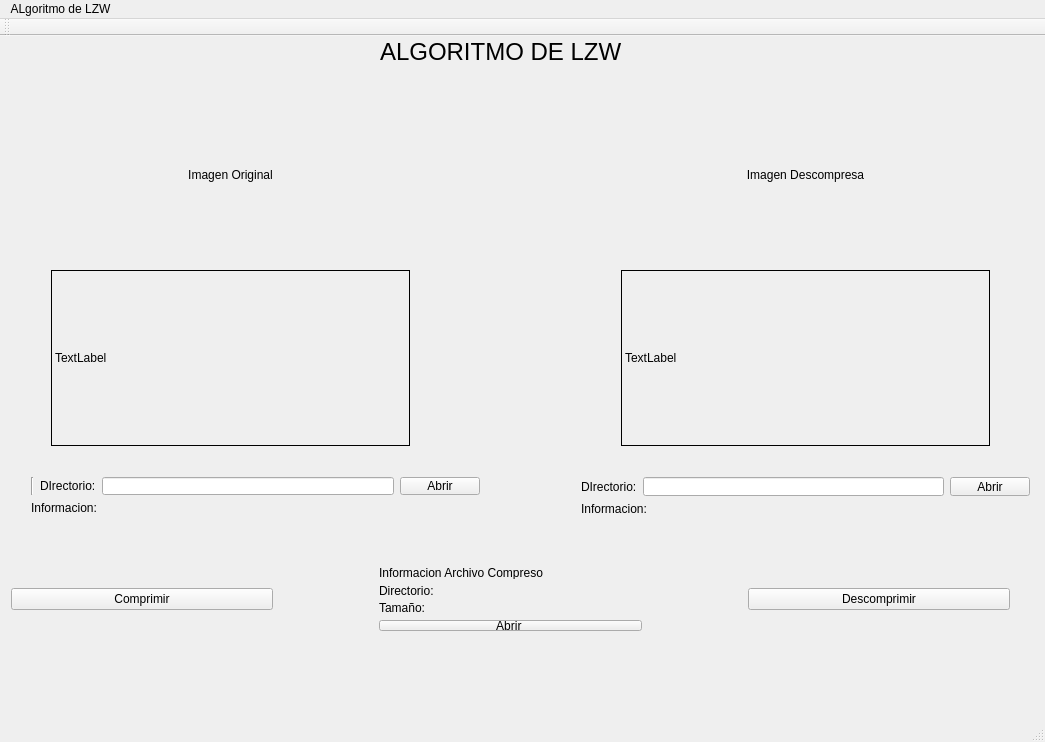
First picture: the form in LZWi/mainwindow.ui, repository andruxa-smirnov/LZW-qt, before the edit.
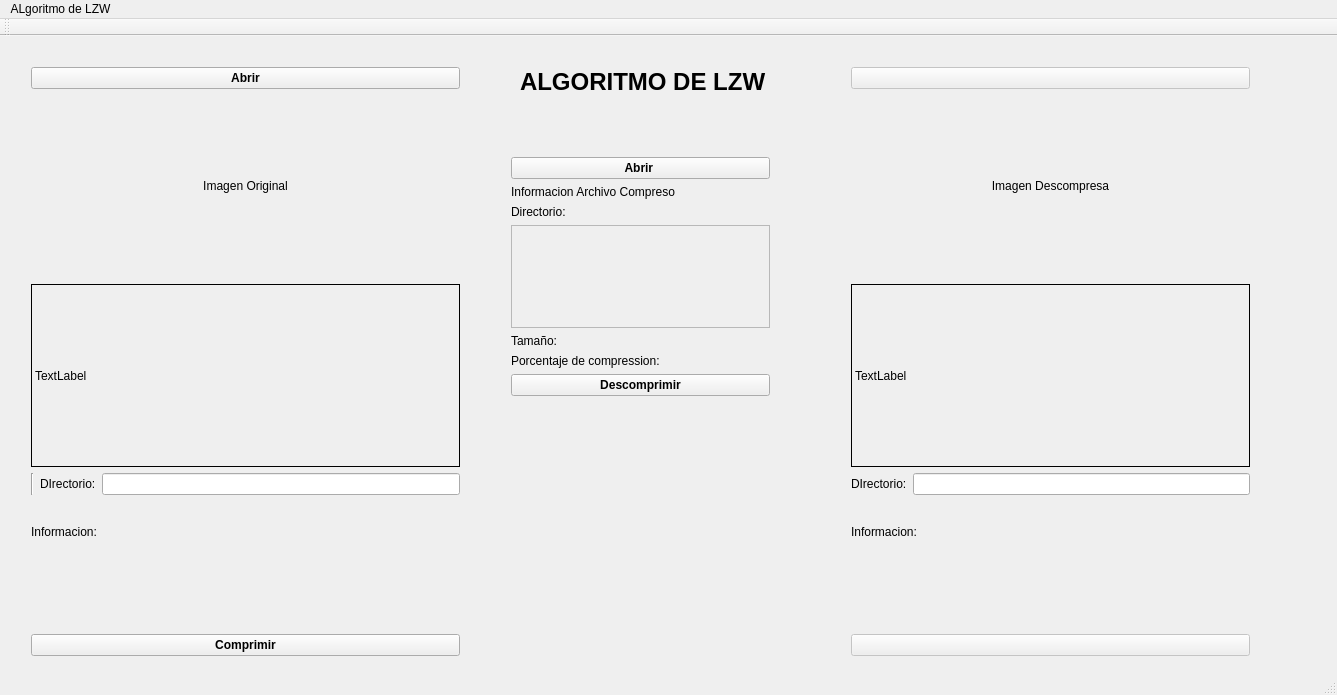
Second picture: the form after the edit.

Patch:
```diff
--- a/LZWi/mainwindow.ui
+++ b/LZWi/mainwindow.ui
@@ -6,8 +6,8 @@
    <rect>
     <x>0</x>
     <y>0</y>
-    <width>1045</width>
-    <height>742</height>
+    <width>1337</width>
+    <height>695</height>
    </rect>
   </property>
   <property name="windowTitle">
@@ -17,13 +17,26 @@
    <widget class="QWidget" name="verticalLayoutWidget">
     <property name="geometry">
      <rect>
-      <x>40</x>
-      <y>40</y>
-      <width>381</width>
-      <height>381</height>
+      <x>20</x>
+      <y>20</y>
+      <width>451</width>
+      <height>611</height>
      </rect>
     </property>
     <layout class="QVBoxLayout" name="verticalLayout">
+     <item>
+      <widget class="QPushButton" name="btn_open_img">
+       <property name="font">
+        <font>
+         <weight>75</weight>
+         <bold>true</bold>
+        </font>
+       </property>
+       <property name="text">
+        <string>Abrir</string>
+       </property>
+      </widget>
+     </item>
      <item>
       <widget class="QLabel" name="Imagen">
        <property name="text">
@@ -41,17 +54,7 @@
        </property>
       </widget>
      </item>
-    </layout>
-   </widget>
-   <widget class="QWidget" name="verticalLayoutWidget_2">
-    <property name="geometry">
-     <rect>
-      <x>20</x>
-      <y>430</y>
-      <width>471</width>
-      <height>80</height>
-     </rect>
-    </property>
+     <item>
     <layout class="QVBoxLayout" name="verticalLayout_3">
      <item>
       <layout class="QHBoxLayout" name="horizontalLayout">
@@ -72,13 +75,6 @@
        <item>
         <widget class="QLineEdit" name="lineEdit_1"/>
        </item>
-       <item>
-        <widget class="QPushButton" name="btn_open_img">
-         <property name="text">
-          <string>Abrir</string>
-         </property>
-        </widget>
-       </item>
       </layout>
      </item>
      <item>
@@ -95,18 +91,43 @@
        </property>
       </widget>
      </item>
+       <item>
+        <widget class="QPushButton" name="btn_comprimir">
+         <property name="font">
+          <font>
+           <weight>75</weight>
+           <bold>true</bold>
+          </font>
+         </property>
+         <property name="text">
+          <string>Comprimir</string>
+         </property>
+        </widget>
+       </item>
+      </layout>
+     </item>
     </layout>
    </widget>
    <widget class="QWidget" name="verticalLayoutWidget_3">
     <property name="geometry">
      <rect>
-      <x>610</x>
-      <y>40</y>
-      <width>391</width>
-      <height>381</height>
+      <x>840</x>
+      <y>20</y>
+      <width>421</width>
+      <height>611</height>
      </rect>
     </property>
     <layout class="QVBoxLayout" name="verticalLayout_4">
+     <item>
+      <widget class="QPushButton" name="pushButton_3">
+       <property name="enabled">
+        <bool>false</bool>
+       </property>
+       <property name="text">
+        <string/>
+       </property>
+      </widget>
+     </item>
      <item>
       <widget class="QLabel" name="Imagen_2">
        <property name="text">
@@ -124,17 +145,7 @@
        </property>
       </widget>
      </item>
-    </layout>
-   </widget>
-   <widget class="QWidget" name="verticalLayoutWidget_4">
-    <property name="geometry">
-     <rect>
-      <x>570</x>
-      <y>430</y>
-      <width>471</width>
-      <height>81</height>
-     </rect>
-    </property>
+     <item>
     <layout class="QVBoxLayout" name="verticalLayout_5">
      <item>
       <layout class="QHBoxLayout" name="horizontalLayout_2">
@@ -148,13 +159,6 @@
        <item>
         <widget class="QLineEdit" name="lineEdit_2"/>
        </item>
-       <item>
-        <widget class="QPushButton" name="btn_open_imgdesc">
-         <property name="text">
-          <string>Abrir</string>
-         </property>
-        </widget>
-       </item>
       </layout>
      </item>
      <item>
@@ -171,43 +175,63 @@
        </property>
       </widget>
      </item>
-    </layout>
+       <item>
+        <widget class="QPushButton" name="pushButton_4">
+         <property name="enabled">
+          <bool>false</bool>
+         </property>
+         <property name="text">
+          <string/>
+         </property>
+        </widget>
+       </item>
+      </layout>
+     </item>
+    </layout>
    </widget>
-   <widget class="QWidget" name="horizontalLayoutWidget_3">
+   <widget class="QLabel" name="label_8">
     <property name="geometry">
      <rect>
-      <x>0</x>
-      <y>520</y>
-      <width>1021</width>
-      <height>86</height>
+      <x>520</x>
+      <y>30</y>
+      <width>281</width>
+      <height>31</height>
      </rect>
     </property>
-    <layout class="QHBoxLayout" name="horizontalLayout_4">
-     <item>
-      <widget class="QPushButton" name="btn_comprimir">
+    <property name="font">
+     <font>
+      <pointsize>18</pointsize>
+      <weight>75</weight>
+      <bold>true</bold>
+     </font>
+    </property>
        <property name="text">
-        <string>Comprimir</string>
-       </property>
-      </widget>
-     </item>
-     <item>
-      <spacer name="horizontalSpacer">
-       <property name="orientation">
-        <enum>Qt::Horizontal</enum>
-       </property>
-       <property name="sizeType">
-        <enum>QSizePolicy::Fixed</enum>
-       </property>
-       <property name="sizeHint" stdset="0">
-        <size>
-         <width>100</width>
-         <height>20</height>
-        </size>
-       </property>
-      </spacer>
-     </item>
-     <item>
+     <string>ALGORITMO DE LZW</string>
+    </property>
+   </widget>
+   <widget class="QWidget" name="">
+    <property name="geometry">
+     <rect>
+      <x>500</x>
+      <y>110</y>
+      <width>281</width>
+      <height>261</height>
+     </rect>
+    </property>
       <layout class="QVBoxLayout" name="verticalLayout_6">
+     <item>
+      <widget class="QPushButton" name="pushButton_2">
+       <property name="font">
+        <font>
+         <weight>75</weight>
+         <bold>true</bold>
+        </font>
+       </property>
+       <property name="text">
+        <string>Abrir </string>
+       </property>
+      </widget>
+     </item>
        <item>
         <widget class="QLabel" name="label_6">
          <property name="text">
@@ -222,6 +246,13 @@
          </property>
         </widget>
        </item>
+     <item>
+      <widget class="QPlainTextEdit" name="plainTextEdit">
+       <property name="enabled">
+        <bool>false</bool>
+       </property>
+      </widget>
+     </item>
        <item>
         <widget class="QLabel" name="label_7">
          <property name="text">
@@ -230,32 +261,20 @@
         </widget>
        </item>
        <item>
-        <widget class="QPushButton" name="pushButton_2">
+      <widget class="QLabel" name="label_4">
          <property name="text">
-          <string>Abrir </string>
-         </property>
-        </widget>
-       </item>
-      </layout>
-     </item>
-     <item>
-      <spacer name="horizontalSpacer_2">
-       <property name="orientation">
-        <enum>Qt::Horizontal</enum>
-       </property>
-       <property name="sizeType">
-        <enum>QSizePolicy::Fixed</enum>
-       </property>
-       <property name="sizeHint" stdset="0">
-        <size>
-         <width>100</width>
-         <height>20</height>
-        </size>
-       </property>
-      </spacer>
+        <string>Porcentaje de compression: </string>
+       </property>
+      </widget>
      </item>
      <item>
       <widget class="QPushButton" name="pushButton">
+       <property name="font">
+        <font>
+         <weight>75</weight>
+         <bold>true</bold>
+        </font>
+       </property>
        <property name="text">
         <string>Descomprimir</string>
        </property>
@@ -263,24 +282,6 @@
      </item>
     </layout>
    </widget>
-   <widget class="QLabel" name="label_8">
-    <property name="geometry">
-     <rect>
-      <x>380</x>
-      <y>0</y>
-      <width>281</width>
-      <height>31</height>
-     </rect>
-    </property>
-    <property name="font">
-     <font>
-      <pointsize>18</pointsize>
-     </font>
-    </property>
-    <property name="text">
-     <string>ALGORITMO DE LZW</string>
-    </property>
-   </widget>
    <zorder>verticalLayoutWidget</zorder>
    <zorder>label_4</zorder>
    <zorder>verticalLayoutWidget_2</zorder>
@@ -294,7 +295,7 @@
     <rect>
      <x>0</x>
      <y>0</y>
-     <width>1045</width>
+     <width>1337</width>
      <height>19</height>
     </rect>
    </property>
```
Left out of the diff: 6 changed lines with no effect on the pictures. Lines whose indentation alone changed are shown as unchanged.
